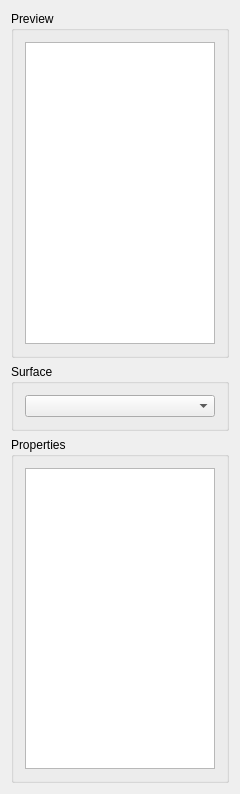
This is Modules/Bundles/org.mitk.gui.qt.materialeditor/src/internal/QmitkMITKSurfaceMaterialEditorViewControls.ui in MITK/MITK as Qt 5 draws it before an edit. The edited form follows.
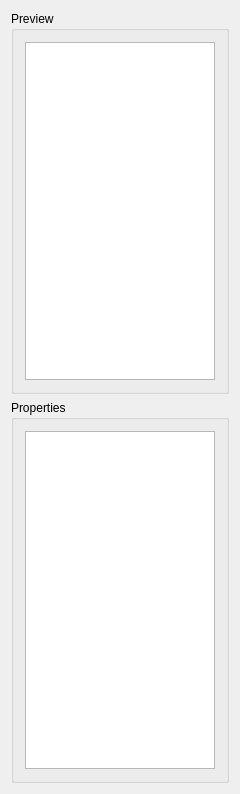
This is the edited form. Custom widgets are drawn as their Qt base class.

Commit message: FIX (#2640): Changed to BlueBerry selection service. Works now apart from unwanted behaviour on global reinit.

```diff
--- a/Modules/Bundles/org.mitk.gui.qt.materialeditor/src/internal/QmitkMITKSurfaceMaterialEditorViewControls.ui
+++ b/Modules/Bundles/org.mitk.gui.qt.materialeditor/src/internal/QmitkMITKSurfaceMaterialEditorViewControls.ui
@@ -39,37 +39,6 @@
      </layout>
     </widget>
    </item>
-   <item>
-    <widget class="QGroupBox" name="groupBox_ImageViewSelect">
-     <property name="minimumSize">
-      <size>
-       <width>0</width>
-       <height>16</height>
-      </size>
-     </property>
-     <property name="baseSize">
-      <size>
-       <width>0</width>
-       <height>16</height>
-      </size>
-     </property>
-     <property name="title">
-      <string>Surface</string>
-     </property>
-     <layout class="QVBoxLayout" name="verticalLayout_2">
-      <item>
-       <widget class="QmitkDataStorageComboBox" name="m_ImageSelector">
-        <property name="minimumSize">
-         <size>
-          <width>0</width>
-          <height>8</height>
-         </size>
-        </property>
-       </widget>
-      </item>
-     </layout>
-    </widget>
-   </item>
    <item>
     <widget class="QGroupBox" name="groupBox_ShaderSelect">
      <property name="title">
@@ -86,11 +55,6 @@
  </widget>
  <layoutdefault spacing="6" margin="11"/>
  <customwidgets>
-  <customwidget>
-   <class>QmitkDataStorageComboBox</class>
-   <extends>QComboBox</extends>
-   <header>QmitkDataStorageComboBox.h</header>
-  </customwidget>
   <customwidget>
    <class>QmitkRenderWindow</class>
    <extends>QListView</extends>
```
The commit also changes 2 other files.
